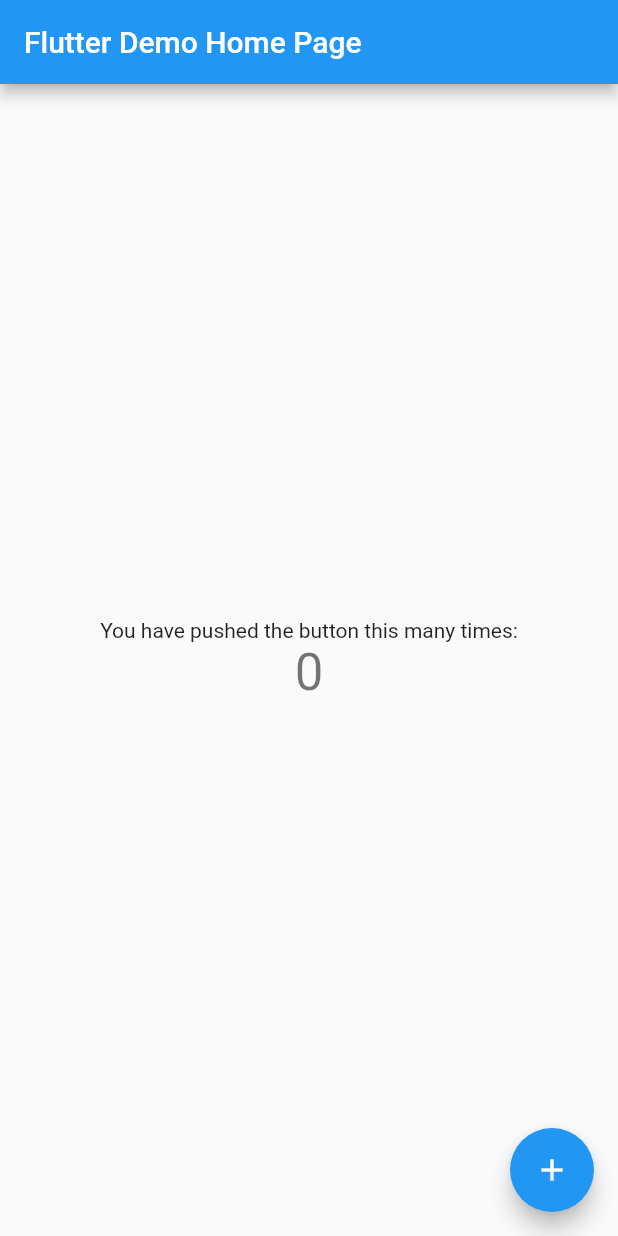
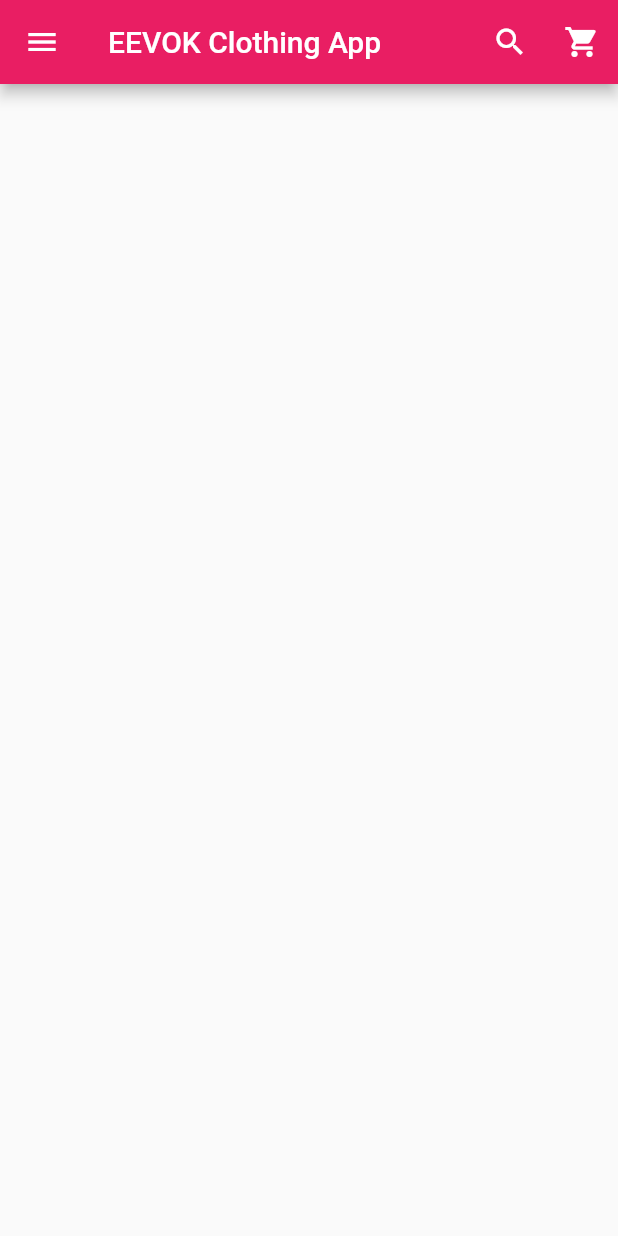
Before and after one commit to EevokClothingApp/Application, a Flutter app: the screen it shows after launch, on a phone screen of 412 x 824 dp. Run offline on Flutter 3.47's test engine with Material 2 defaults, Android fonts, the phone set to English and light mode, and no system bars.

Commit message:
Add Product Overview Screen

```diff
--- a/lib/main.dart
+++ b/lib/main.dart
@@ -1,3 +1,5 @@
+import 'package:application/product_overview_screen.dart';
+
 import 'package:flutter/material.dart';
 
 void main() {
@@ -5,113 +7,16 @@ void main() {
 }
 
 class MyApp extends StatelessWidget {
-  // This widget is the root of your application.
   @override
   Widget build(BuildContext context) {
     return MaterialApp(
-      title: 'Flutter Demo',
+      title: 'EEVOK Clothing App',
       theme: ThemeData(
-        // This is the theme of your application.
-        //
-        // Try running your application with "flutter run". You'll see the
-        // application has a blue toolbar. Then, without quitting the app, try
-        // changing the primarySwatch below to Colors.green and then invoke
-        // "hot reload" (press "r" in the console where you ran "flutter run",
-        // or simply save your changes to "hot reload" in a Flutter IDE).
-        // Notice that the counter didn't reset back to zero; the application
-        // is not restarted.
         primarySwatch: Colors.blue,
-        // This makes the visual density adapt to the platform that you run
-        // the app on. For desktop platforms, the controls will be smaller and
-        // closer together (more dense) than on mobile platforms.
         visualDensity: VisualDensity.adaptivePlatformDensity,
       ),
-      home: MyHomePage(title: 'Flutter Demo Home Page'),
+      home: ProductsOverviewScreen(),
+      debugShowCheckedModeBanner: false,
     );
   }
 }
-
-class MyHomePage extends StatefulWidget {
-  MyHomePage({Key key, this.title}) : super(key: key);
-
-  // This widget is the home page of your application. It is stateful, meaning
-  // that it has a State object (defined below) that contains fields that affect
-  // how it looks.
-
-  // This class is the configuration for the state. It holds the values (in this
-  // case the title) provided by the parent (in this case the App widget) and
-  // used by the build method of the State. Fields in a Widget subclass are
-  // always marked "final".
-
-  final String title;
-
-  @override
-  _MyHomePageState createState() => _MyHomePageState();
-}
-
-class _MyHomePageState extends State<MyHomePage> {
-  int _counter = 0;
-
-  void _incrementCounter() {
-    setState(() {
-      // This call to setState tells the Flutter framework that something has
-      // changed in this State, which causes it to rerun the build method below
-      // so that the display can reflect the updated values. If we changed
-      // _counter without calling setState(), then the build method would not be
-      // called again, and so nothing would appear to happen.
-      _counter++;
-    });
-  }
-
-  @override
-  Widget build(BuildContext context) {
-    // This method is rerun every time setState is called, for instance as done
-    // by the _incrementCounter method above.
-    //
-    // The Flutter framework has been optimized to make rerunning build methods
-    // fast, so that you can just rebuild anything that needs updating rather
-    // than having to individually change instances of widgets.
-    return Scaffold(
-      appBar: AppBar(
-        // Here we take the value from the MyHomePage object that was created by
-        // the App.build method, and use it to set our appbar title.
-        title: Text(widget.title),
-      ),
-      body: Center(
-        // Center is a layout widget. It takes a single child and positions it
-        // in the middle of the parent.
-        child: Column(
-          // Column is also a layout widget. It takes a list of children and
-          // arranges them vertically. By default, it sizes itself to fit its
-          // children horizontally, and tries to be as tall as its parent.
-          //
-          // Invoke "debug painting" (press "p" in the console, choose the
-          // "Toggle Debug Paint" action from the Flutter Inspector in Android
-          // Studio, or the "Toggle Debug Paint" command in Visual Studio Code)
-          // to see the wireframe for each widget.
-          //
-          // Column has various properties to control how it sizes itself and
-          // how it positions its children. Here we use mainAxisAlignment to
-          // center the children vertically; the main axis here is the vertical
-          // axis because Columns are vertical (the cross axis would be
-          // horizontal).
-          mainAxisAlignment: MainAxisAlignment.center,
-          children: <Widget>[
-            Text(
-              'You have pushed the button this many times:',
-            ),
-            Text(
-              '$_counter',
-              style: Theme.of(context).textTheme.headline4,
-            ),
-          ],
-        ),
-      ),
-      floatingActionButton: FloatingActionButton(
-        onPressed: _incrementCounter,
-        tooltip: 'Increment',
-        child: Icon(Icons.add),
-      ), // This trailing comma makes auto-formatting nicer for build methods.
-    );
-  }
-}
--- /dev/null
+++ b/lib/product_overview_screen.dart
@@ -0,0 +1,36 @@
+import 'package:application/drawer.dart';
+import 'package:flutter/material.dart';
+
+class ProductsOverviewScreen extends StatefulWidget {
+  @override
+  _MyHomePageState createState() => _MyHomePageState();
+}
+
+class _MyHomePageState extends State<ProductsOverviewScreen> {
+  @override
+  Widget build(BuildContext context) {
+    return Scaffold(
+      appBar: AppBar(
+        backgroundColor: Colors.pink,
+        title: Text("EEVOK Clothing App"),
+        actions: <Widget>[
+          IconButton(
+            icon: Icon(
+              Icons.search,
+              color: Colors.white,
+            ),
+            onPressed: () {},
+          ),
+          IconButton(
+            icon: Icon(
+              Icons.shopping_cart,
+              color: Colors.white,
+            ),
+            onPressed: () {},
+          )
+        ],
+      ),
+      drawer: SideDrawer(),
+    );
+  }
+}
```
